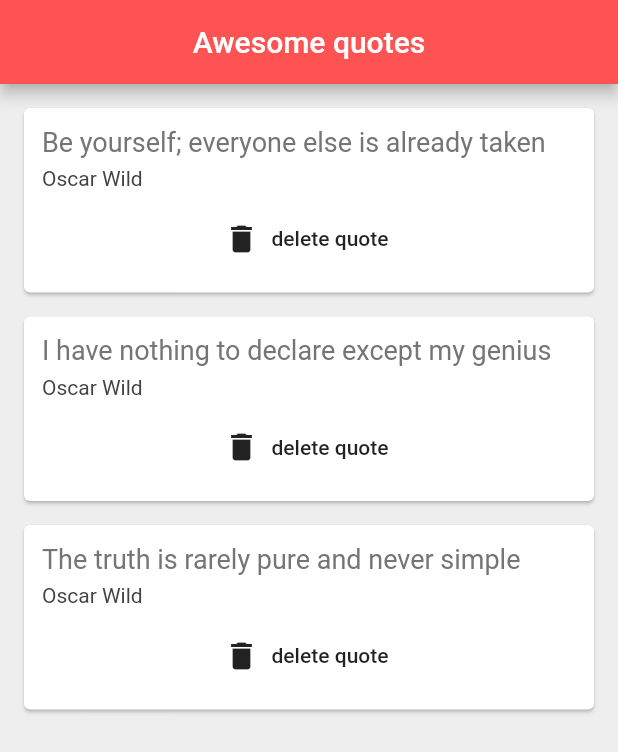
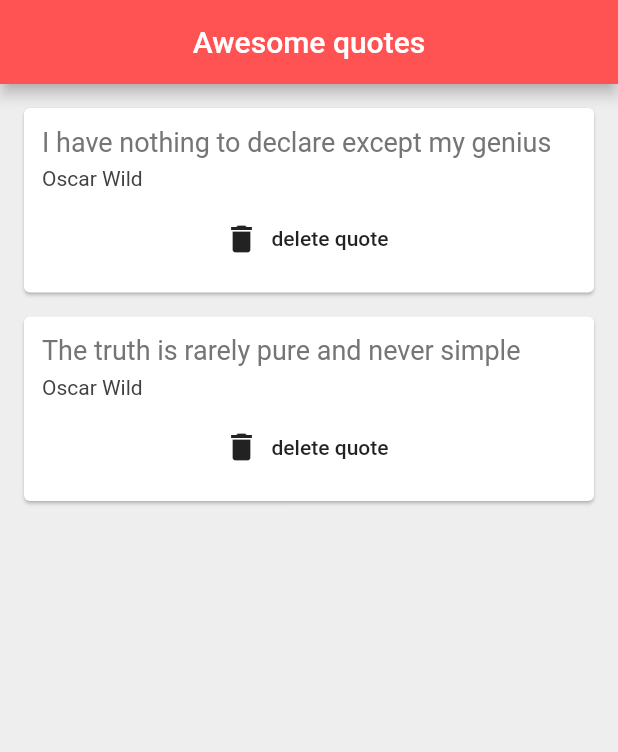
Before and after one commit to leonardosibela/list_app_flutter, a Flutter app: the screen it shows after launch, after a tap on "delete quote", on a phone screen of 412 x 824 dp. Shown: the top 752 px of the screen. Run offline on Flutter 3.47's test engine with Material 2 defaults, Android fonts, the phone set to English and light mode, and no system bars.

Commit message:
Implementing delete

```diff
--- a/lib/main.dart
+++ b/lib/main.dart
@@ -33,7 +33,14 @@ class _QuoteListState extends State<QuoteList> {
         backgroundColor: Colors.redAccent,
       ),
       body: Column(
-        children: quotes.map((quote) => QuoteCard(quote: quote)).toList()
+        children: quotes.map((quote) => QuoteCard(
+          quote: quote,
+          delete: () {
+            setState(() {
+              quotes.remove(quote);
+            });
+          }
+        )).toList()
       ),
     );
   }
--- a/lib/quote_card.dart
+++ b/lib/quote_card.dart
@@ -1,10 +1,12 @@
 import 'package:flutter/material.dart';
+
 import 'quote.dart';
 
 class QuoteCard extends StatelessWidget {
   final Quote quote;
+  final Function delete;
 
-  QuoteCard({this.quote});
+  QuoteCard({this.quote, this.delete});
 
   @override
   Widget build(BuildContext context) {
@@ -27,7 +29,9 @@ class QuoteCard extends StatelessWidget {
             ),
             SizedBox(height: 8.0),
             FlatButton.icon(
-              onPressed: () {},
+              onPressed: () {
+                delete();
+              },
               label: Text('delete quote'),
               icon: Icon(Icons.delete),
             )
```
